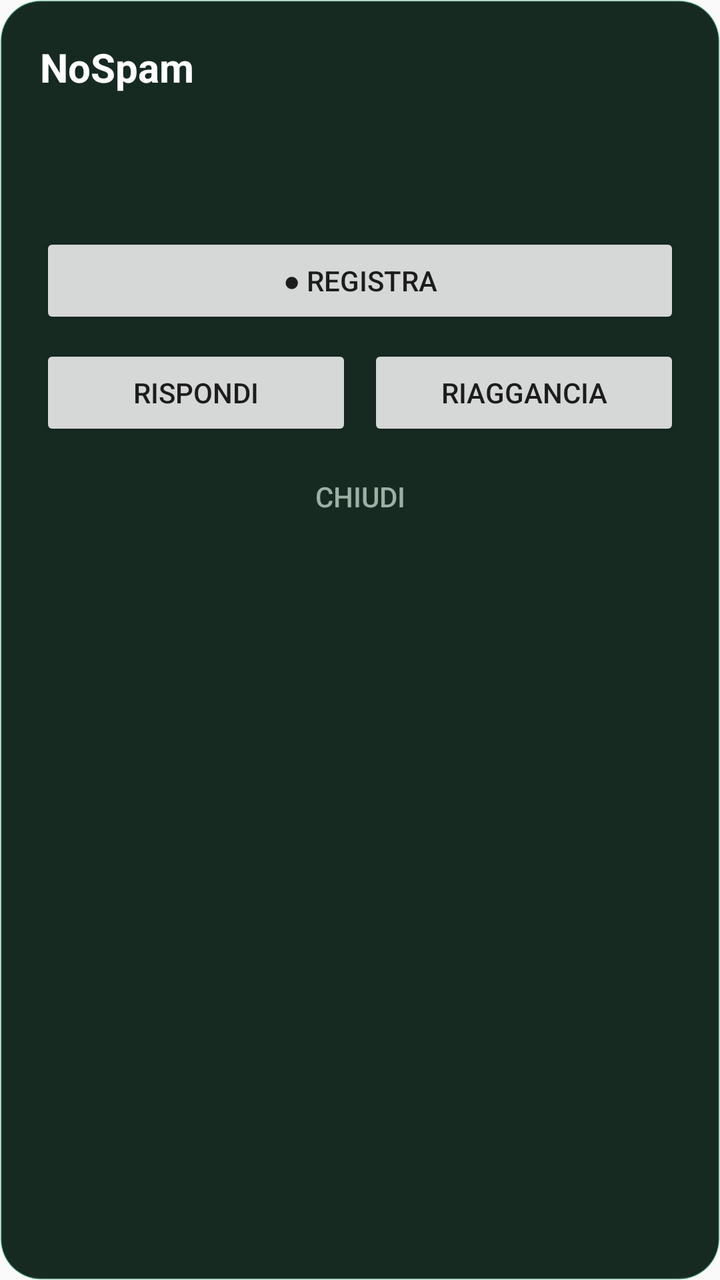
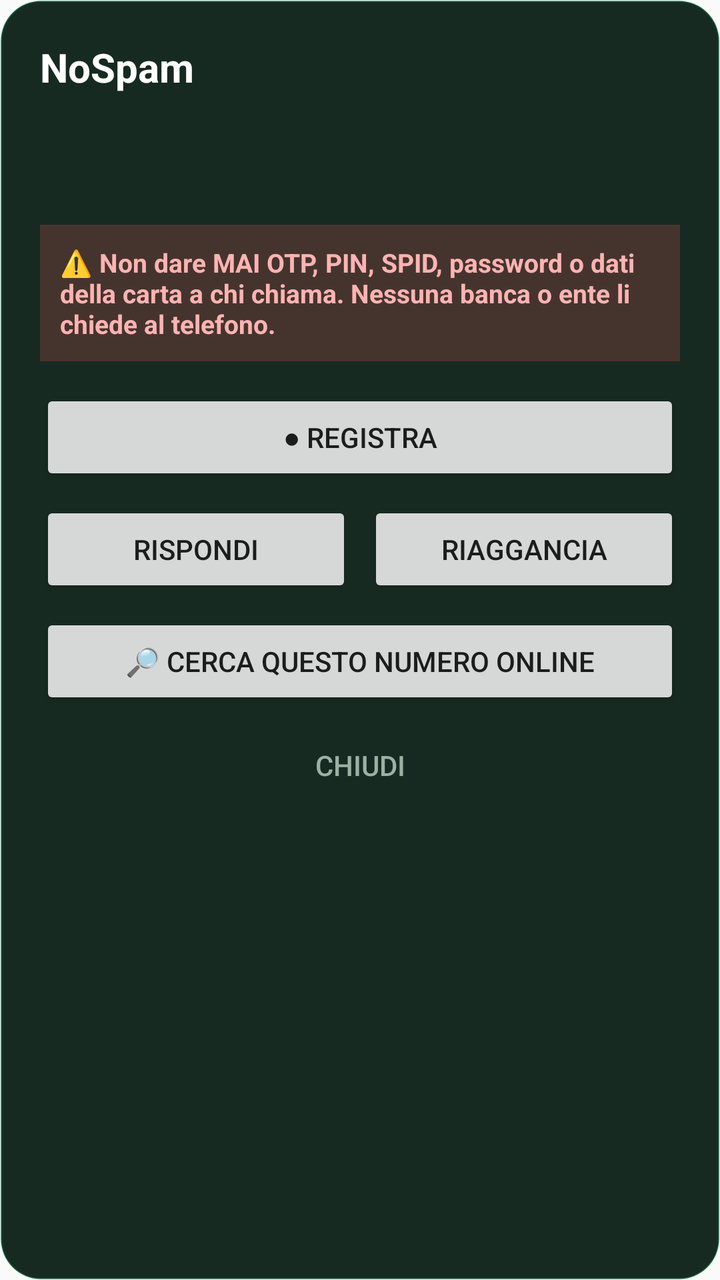

Two renders of the same Android screen: before a commit and after it. Below are the layout's source before the change and the commit's diff.
<!-- AndroidManifest.xml: application theme Theme.NoSpam -->
<!-- res/layout/overlay_call.xml -->
<?xml version="1.0" encoding="utf-8"?>
<LinearLayout xmlns:android="http://schemas.android.com/apk/res/android"
    xmlns:tools="http://schemas.android.com/tools"
    android:layout_width="match_parent"
    android:layout_height="wrap_content"
    android:orientation="vertical"
    android:background="@drawable/overlay_bg"
    android:padding="20dp">

    <TextView
        android:id="@+id/overlay_title"
        android:layout_width="match_parent"
        android:layout_height="wrap_content"
        android:textSize="20sp"
        android:textStyle="bold"
        android:textColor="#FFFFFF"
        tools:ignore="HardcodedText"
        android:text="NoSpam" />

    <TextView
        android:id="@+id/overlay_number"
        android:layout_width="match_parent"
        android:layout_height="wrap_content"
        android:layout_marginTop="6dp"
        android:textSize="18sp"
        android:textColor="#E7EFE8"
        android:text="" />

    <TextView
        android:id="@+id/overlay_info"
        android:layout_width="match_parent"
        android:layout_height="wrap_content"
        android:layout_marginTop="6dp"
        android:textSize="14sp"
        android:textColor="#9DB0A4"
        android:text="" />

    <Button
        android:id="@+id/overlay_record"
        android:layout_width="match_parent"
        android:layout_height="wrap_content"
        android:layout_marginTop="14dp"
        tools:ignore="HardcodedText"
        android:text="● Registra" />

    <LinearLayout
        android:layout_width="match_parent"
        android:layout_height="wrap_content"
        android:orientation="horizontal"
        android:layout_marginTop="8dp"
        android:weightSum="2">

        <Button
            android:id="@+id/overlay_answer"
            android:layout_width="0dp"
            android:layout_height="wrap_content"
            android:layout_weight="1"
            android:layout_marginEnd="4dp"
            tools:ignore="HardcodedText"
            android:text="Rispondi" />

        <Button
            android:id="@+id/overlay_hangup"
            android:layout_width="0dp"
            android:layout_height="wrap_content"
            android:layout_weight="1"
            android:layout_marginStart="4dp"
            tools:ignore="HardcodedText"
            android:text="Riaggancia" />
    </LinearLayout>

    <Button
        android:id="@+id/overlay_close"
        android:layout_width="match_parent"
        android:layout_height="wrap_content"
        android:layout_marginTop="4dp"
        android:background="@android:color/transparent"
        android:textColor="#9DB0A4"
        tools:ignore="HardcodedText"
        android:text="Chiudi" />

</LinearLayout>
<!-- resources referenced by this layout -->
<resources>
  <!-- drawable overlay_bg (drawable) -->
  <?xml version="1.0" encoding="utf-8"?>
  <shape xmlns:android="http://schemas.android.com/apk/res/android" android:shape="rectangle">
      <solid android:color="#F20B1F17" />
      <corners android:radius="20dp" />
      <stroke android:width="1dp" android:color="#3350E3A5" />
  </shape>
  <style name="Theme.NoSpam" parent="android:Theme.Material.Light.NoActionBar" />
</resources>

<!-- the commit's change to res/layout/overlay_call.xml (unified diff, before → after) -->
@@ -35,6 +35,20 @@
         android:textColor="#9DB0A4"
         android:text="" />
 
+    
+    <TextView
+        android:id="@+id/overlay_shield"
+        android:layout_width="match_parent"
+        android:layout_height="wrap_content"
+        android:layout_marginTop="10dp"
+        android:padding="10dp"
+        android:background="#33FF5A5A"
+        android:textSize="13sp"
+        android:textStyle="bold"
+        android:textColor="#FFB3B3"
+        tools:ignore="HardcodedText"
+        android:text="⚠️ Non dare MAI OTP, PIN, SPID, password o dati della carta a chi chiama. Nessuna banca o ente li chiede al telefono." />
+
     <Button
         android:id="@+id/overlay_record"
         android:layout_width="match_parent"
@@ -70,6 +84,14 @@
     </LinearLayout>
 
     <Button
+        android:id="@+id/overlay_search"
+        android:layout_width="match_parent"
+        android:layout_height="wrap_content"
+        android:layout_marginTop="8dp"
+        tools:ignore="HardcodedText"
+        android:text="🔎 Cerca questo numero online" />
+
+    <Button
         android:id="@+id/overlay_close"
         android:layout_width="match_parent"
         android:layout_height="wrap_content"
